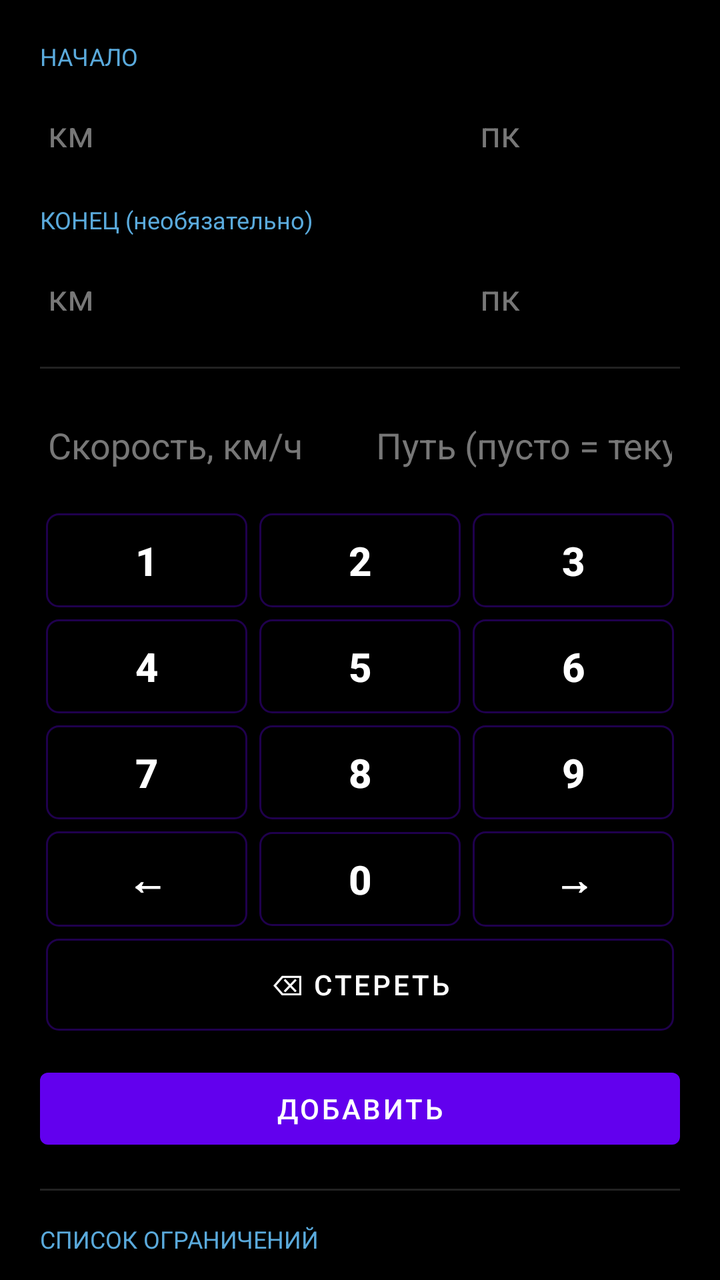
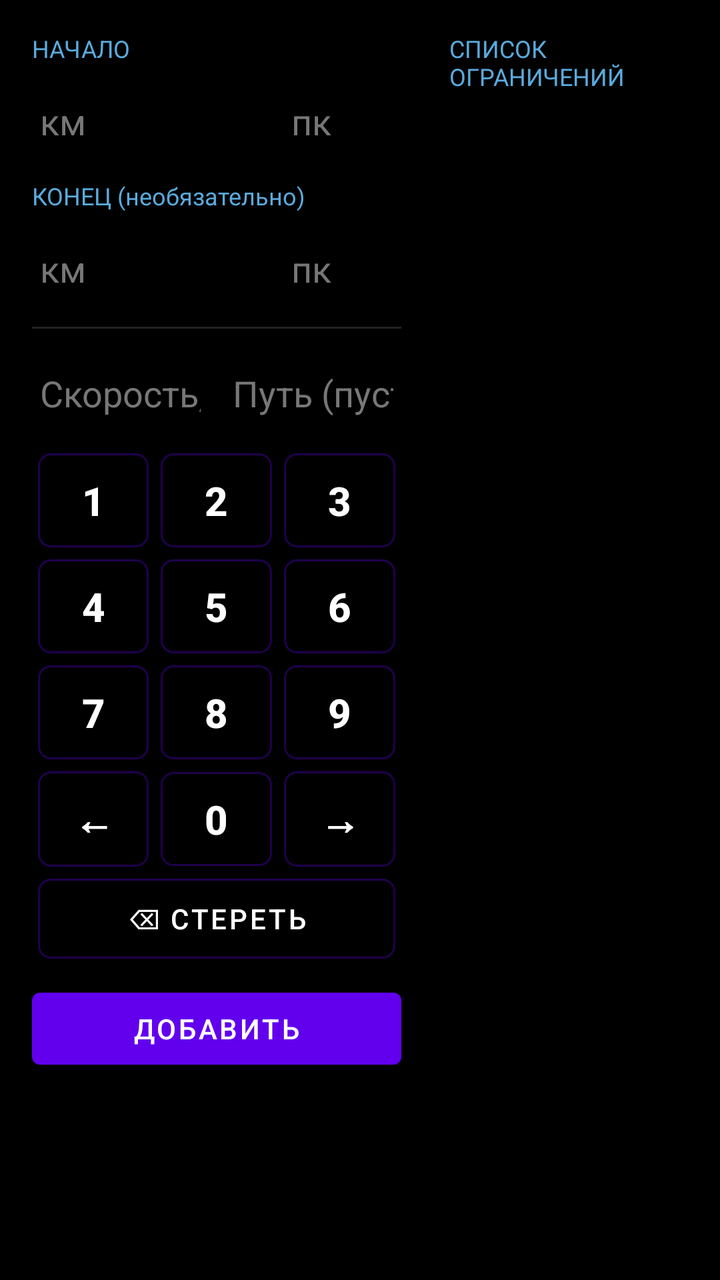

The first picture is an Android layout as it rendered before a commit; the second is the same layout after the commit. The layout source and the unified diff follow.
<!-- AndroidManifest.xml: application theme Theme.TrainDriverApp -->
<!-- res/layout/dialog_restrictions.xml -->
<?xml version="1.0" encoding="utf-8"?>
<ScrollView xmlns:android="http://schemas.android.com/apk/res/android"
    android:layout_width="match_parent"
    android:layout_height="wrap_content"
    android:background="#000000">

    <LinearLayout
        android:layout_width="match_parent"
        android:layout_height="wrap_content"
        android:orientation="vertical"
        android:padding="20dp">

        <TextView
            android:layout_width="wrap_content"
            android:layout_height="wrap_content"
            android:text="НАЧАЛО"
            android:textColor="#5AAADC"
            android:textSize="12sp"
            android:layout_marginBottom="8dp" />

        <LinearLayout
            android:layout_width="match_parent"
            android:layout_height="wrap_content"
            android:orientation="horizontal">

            <EditText
                android:id="@+id/restrictionStartKmInput"
                android:layout_width="0dp"
                android:layout_height="wrap_content"
                android:layout_weight="2"
                android:hint="км"
                android:inputType="number"
                android:maxLength="4"
                android:textColor="#FFFFFF"
                android:textColorHint="#777777" />

            <EditText
                android:id="@+id/restrictionStartPkInput"
                android:layout_width="0dp"
                android:layout_height="wrap_content"
                android:layout_weight="1"
                android:layout_marginStart="8dp"
                android:hint="пк"
                android:inputType="number"
                android:maxLength="2"
                android:textColor="#FFFFFF"
                android:textColorHint="#777777" />

        </LinearLayout>

        <TextView
            android:layout_width="wrap_content"
            android:layout_height="wrap_content"
            android:layout_marginTop="16dp"
            android:text="КОНЕЦ (необязательно)"
            android:textColor="#5AAADC"
            android:textSize="12sp"
            android:layout_marginBottom="8dp" />

        <LinearLayout
            android:layout_width="match_parent"
            android:layout_height="wrap_content"
            android:orientation="horizontal">

            <EditText
                android:id="@+id/restrictionEndKmInput"
                android:layout_width="0dp"
                android:layout_height="wrap_content"
                android:layout_weight="2"
                android:hint="км"
                android:inputType="number"
                android:maxLength="4"
                android:textColor="#FFFFFF"
                android:textColorHint="#777777" />

            <EditText
                android:id="@+id/restrictionEndPkInput"
                android:layout_width="0dp"
                android:layout_height="wrap_content"
                android:layout_weight="1"
                android:layout_marginStart="8dp"
                android:hint="пк"
                android:inputType="number"
                android:maxLength="2"
                android:textColor="#FFFFFF"
                android:textColorHint="#777777" />

        </LinearLayout>

        <View
            android:layout_width="match_parent"
            android:layout_height="1dp"
            android:layout_marginTop="16dp"
            android:layout_marginBottom="16dp"
            android:background="#222222" />

        <LinearLayout
            android:layout_width="match_parent"
            android:layout_height="wrap_content"
            android:orientation="horizontal">

            <EditText
                android:id="@+id/restrictionSpeedInput"
                android:layout_width="0dp"
                android:layout_height="wrap_content"
                android:layout_weight="1"
                android:hint="Скорость, км/ч"
                android:inputType="number"
                android:maxLength="3"
                android:textColor="#FFFFFF"
                android:textColorHint="#777777" />

            <EditText
                android:id="@+id/restrictionPathInput"
                android:layout_width="0dp"
                android:layout_height="wrap_content"
                android:layout_weight="1"
                android:layout_marginStart="8dp"
                android:hint="Путь (пусто = текущий)"
                android:inputType="number"
                android:maxLength="1"
                android:textColor="#FFFFFF"
                android:textColorHint="#777777" />

        </LinearLayout>

        
        <LinearLayout
            android:layout_width="match_parent"
            android:layout_height="wrap_content"
            android:layout_marginTop="12dp"
            android:orientation="vertical">

            <LinearLayout
                android:layout_width="match_parent"
                android:layout_height="wrap_content"
                android:orientation="horizontal">
                <Button android:id="@+id/restrictionKey1" style="@style/RestrictionKeypadButton" android:text="1" />
                <Button android:id="@+id/restrictionKey2" style="@style/RestrictionKeypadButton" android:text="2" />
                <Button android:id="@+id/restrictionKey3" style="@style/RestrictionKeypadButton" android:text="3" />
            </LinearLayout>

            <LinearLayout
                android:layout_width="match_parent"
                android:layout_height="wrap_content"
                android:orientation="horizontal">
                <Button android:id="@+id/restrictionKey4" style="@style/RestrictionKeypadButton" android:text="4" />
                <Button android:id="@+id/restrictionKey5" style="@style/RestrictionKeypadButton" android:text="5" />
                <Button android:id="@+id/restrictionKey6" style="@style/RestrictionKeypadButton" android:text="6" />
            </LinearLayout>

            <LinearLayout
                android:layout_width="match_parent"
                android:layout_height="wrap_content"
                android:orientation="horizontal">
                <Button android:id="@+id/restrictionKey7" style="@style/RestrictionKeypadButton" android:text="7" />
                <Button android:id="@+id/restrictionKey8" style="@style/RestrictionKeypadButton" android:text="8" />
                <Button android:id="@+id/restrictionKey9" style="@style/RestrictionKeypadButton" android:text="9" />
            </LinearLayout>

            <LinearLayout
                android:layout_width="match_parent"
                android:layout_height="wrap_content"
                android:orientation="horizontal">
                <Button android:id="@+id/restrictionKeyPrev" style="@style/RestrictionKeypadButton" android:text="←" />
                <Button android:id="@+id/restrictionKey0" style="@style/RestrictionKeypadButton" android:text="0" />
                <Button android:id="@+id/restrictionKeyNext" style="@style/RestrictionKeypadButton" android:text="→" />
            </LinearLayout>

            <Button
                android:id="@+id/restrictionBackspaceButton"
                android:layout_width="match_parent"
                android:layout_height="wrap_content"
                android:layout_margin="3dp"
                android:minHeight="46dp"
                android:background="@drawable/bg_header_toggle"
                android:textColor="#FFFFFF"
                android:text="⌫ Стереть" />

        </LinearLayout>

        <TextView
            android:id="@+id/restrictionErrorText"
            android:layout_width="match_parent"
            android:layout_height="wrap_content"
            android:layout_marginTop="8dp"
            android:textColor="#E05A5A"
            android:visibility="gone" />

        <Button
            android:id="@+id/restrictionAddButton"
            android:layout_width="match_parent"
            android:layout_height="wrap_content"
            android:layout_marginTop="12dp"
            android:text="Добавить" />

        <View
            android:layout_width="match_parent"
            android:layout_height="1dp"
            android:layout_marginTop="16dp"
            android:layout_marginBottom="16dp"
            android:background="#222222" />

        <TextView
            android:layout_width="wrap_content"
            android:layout_height="wrap_content"
            android:text="СПИСОК ОГРАНИЧЕНИЙ"
            android:textColor="#5AAADC"
            android:textSize="12sp"
            android:layout_marginBottom="8dp" />

        <LinearLayout
            android:id="@+id/restrictionRowsContainer"
            android:layout_width="match_parent"
            android:layout_height="wrap_content"
            android:orientation="vertical" />

    </LinearLayout>
</ScrollView>
<!-- resources referenced by this layout -->
<resources>
  <!-- drawable bg_header_toggle (drawable) -->
  <?xml version="1.0" encoding="utf-8"?>
  <shape xmlns:android="http://schemas.android.com/apk/res/android" android:shape="rectangle">
      <corners android:radius="6dp" />
      <stroke android:width="1dp" android:color="#52FFFFFF" />
      <solid android:color="@android:color/transparent" />
  </shape>
  <style name="RestrictionKeypadButton">
          <item name="android:layout_width">0dp</item>
          <item name="android:layout_height">wrap_content</item>
          <item name="android:layout_weight">1</item>
          <item name="android:layout_margin">3dp</item>
          <item name="android:minHeight">46dp</item>
          <item name="android:background">@drawable/bg_header_toggle</item>
          <item name="android:textColor">#FFFFFF</item>
          <item name="android:textStyle">bold</item>
          <item name="android:textSize">20sp</item>
      </style>
  <style name="Theme.TrainDriverApp" parent="Theme.MaterialComponents.DayNight.NoActionBar" />
</resources>

<!-- the commit's change to res/layout/dialog_restrictions.xml (unified diff, before → after) -->
@@ -1,205 +1,218 @@
 <?xml version="1.0" encoding="utf-8"?>
-<ScrollView xmlns:android="http://schemas.android.com/apk/res/android"
+<LinearLayout xmlns:android="http://schemas.android.com/apk/res/android"
     android:layout_width="match_parent"
     android:layout_height="wrap_content"
-    android:background="#000000">
-
-    <LinearLayout
-        android:layout_width="match_parent"
+    android:orientation="horizontal"
+    android:background="#000000"
+    android:padding="16dp">
+
+    
+    <ScrollView
+        android:layout_width="0dp"
         android:layout_height="wrap_content"
-        android:orientation="vertical"
-        android:padding="20dp">
-
-        <TextView
-            android:layout_width="wrap_content"
-            android:layout_height="wrap_content"
-            android:text="НАЧАЛО"
-            android:textColor="#5AAADC"
-            android:textSize="12sp"
-            android:layout_marginBottom="8dp" />
+        android:layout_weight="3">
 
         <LinearLayout
             android:layout_width="match_parent"
             android:layout_height="wrap_content"
-            android:orientation="horizontal">
-
-            <EditText
-                android:id="@+id/restrictionStartKmInput"
-                android:layout_width="0dp"
-                android:layout_height="wrap_content"
-                android:layout_weight="2"
-                android:hint="км"
-                android:inputType="number"
-                android:maxLength="4"
-                android:textColor="#FFFFFF"
-                android:textColorHint="#777777" />
-
-            <EditText
-                android:id="@+id/restrictionStartPkInput"
-                android:layout_width="0dp"
-                android:layout_height="wrap_content"
-                android:layout_weight="1"
-                android:layout_marginStart="8dp"
-                android:hint="пк"
-                android:inputType="number"
-                android:maxLength="2"
-                android:textColor="#FFFFFF"
-                android:textColorHint="#777777" />
+            android:orientation="vertical"
+            android:paddingEnd="12dp">
+
+            <TextView
+                android:layout_width="wrap_content"
+                android:layout_height="wrap_content"
+                android:text="НАЧАЛО"
+                android:textColor="#5AAADC"
+                android:textSize="12sp"
+                android:layout_marginBottom="6dp" />
+
+            <LinearLayout
+                android:layout_width="match_parent"
+                android:layout_height="wrap_content"
+                android:orientation="horizontal">
+
+                <EditText
+                    android:id="@+id/restrictionStartKmInput"
+                    android:layout_width="0dp"
+                    android:layout_height="wrap_content"
+                    android:layout_weight="2"
+                    android:hint="км"
+                    android:inputType="number"
+                    android:maxLength="4"
+                    android:textColor="#FFFFFF"
+                    android:textColorHint="#777777" />
+
+                <EditText
+                    android:id="@+id/restrictionStartPkInput"
+                    android:layout_width="0dp"
+                    android:layout_height="wrap_content"
+                    android:layout_weight="1"
+                    android:layout_marginStart="8dp"
+                    android:hint="пк"
+                    android:inputType="number"
+                    android:maxLength="2"
+                    android:textColor="#FFFFFF"
+                    android:textColorHint="#777777" />
+
+            </LinearLayout>
+
+            <TextView
+                android:layout_width="wrap_content"
+                android:layout_height="wrap_content"
+                android:layout_marginTop="10dp"
+                android:text="КОНЕЦ (необязательно)"
+                android:textColor="#5AAADC"
+                android:textSize="12sp"
+                android:layout_marginBottom="6dp" />
+
+            <LinearLayout
+                android:layout_width="match_parent"
+                android:layout_height="wrap_content"
+                android:orientation="horizontal">
+
+                <EditText
+                    android:id="@+id/restrictionEndKmInput"
+                    android:layout_width="0dp"
+                    android:layout_height="wrap_content"
+                    android:layout_weight="2"
+                    android:hint="км"
+                    android:inputType="number"
+                    android:maxLength="4"
+                    android:textColor="#FFFFFF"
+                    android:textColorHint="#777777" />
+
+                <EditText
+                    android:id="@+id/restrictionEndPkInput"
+                    android:layout_width="0dp"
+                    android:layout_height="wrap_content"
+                    android:layout_weight="1"
+                    android:layout_marginStart="8dp"
+                    android:hint="пк"
+                    android:inputType="number"
+                    android:maxLength="2"
+                    android:textColor="#FFFFFF"
+                    android:textColorHint="#777777" />
+
+            </LinearLayout>
+
+            <View
+                android:layout_width="match_parent"
+                android:layout_height="1dp"
+                android:layout_marginTop="10dp"
+                android:layout_marginBottom="10dp"
+                android:background="#222222" />
+
+            <LinearLayout
+                android:layout_width="match_parent"
+                android:layout_height="wrap_content"
+                android:orientation="horizontal">
+
+                <EditText
+                    android:id="@+id/restrictionSpeedInput"
+                    android:layout_width="0dp"
+                    android:layout_height="wrap_content"
+                    android:layout_weight="1"
+                    android:hint="Скорость, км/ч"
+                    android:inputType="number"
+                    android:maxLength="3"
+                    android:textColor="#FFFFFF"
+                    android:textColorHint="#777777" />
+
+                <EditText
+                    android:id="@+id/restrictionPathInput"
+                    android:layout_width="0dp"
+                    android:layout_height="wrap_content"
+                    android:layout_weight="1"
+                    android:layout_marginStart="8dp"
+                    android:hint="Путь (пусто = текущий)"
+                    android:inputType="number"
+                    android:maxLength="1"
+                    android:textColor="#FFFFFF"
+                    android:textColorHint="#777777" />
+
+            </LinearLayout>
+
+            
+            <LinearLayout
+                android:layout_width="match_parent"
+                android:layout_height="wrap_content"
+                android:layout_marginTop="8dp"
+                android:orientation="vertical">
+
+                <LinearLayout
+                    android:layout_width="match_parent"
+                    android:layout_height="wrap_content"
+                    android:orientation="horizontal">
+                    <Button android:id="@+id/restrictionKey1" style="@style/RestrictionKeypadButton" android:text="1" />
+                    <Button android:id="@+id/restrictionKey2" style="@style/RestrictionKeypadButton" android:text="2" />
+                    <Button android:id="@+id/restrictionKey3" style="@style/RestrictionKeypadButton" android:text="3" />
+                </LinearLayout>
+
+                <LinearLayout
+                    android:layout_width="match_parent"
+                    android:layout_height="wrap_content"
+                    android:orientation="horizontal">
+                    <Button android:id="@+id/restrictionKey4" style="@style/RestrictionKeypadButton" android:text="4" />
+                    <Button android:id="@+id/restrictionKey5" style="@style/RestrictionKeypadButton" android:text="5" />
+                    <Button android:id="@+id/restrictionKey6" style="@style/RestrictionKeypadButton" android:text="6" />
+                </LinearLayout>
+
+                <LinearLayout
+                    android:layout_width="match_parent"
+                    android:layout_height="wrap_content"
+                    android:orientation="horizontal">
+                    <Button android:id="@+id/restrictionKey7" style="@style/RestrictionKeypadButton" android:text="7" />
+                    <Button android:id="@+id/restrictionKey8" style="@style/RestrictionKeypadButton" android:text="8" />
+                    <Button android:id="@+id/restrictionKey9" style="@style/RestrictionKeypadButton" android:text="9" />
+                </LinearLayout>
+
+                <LinearLayout
+                    android:layout_width="match_parent"
+                    android:layout_height="wrap_content"
+                    android:orientation="horizontal">
+                    <Button android:id="@+id/restrictionKeyPrev" style="@style/RestrictionKeypadButton" android:text="←" />
+                    <Button android:id="@+id/restrictionKey0" style="@style/RestrictionKeypadButton" android:text="0" />
+                    <Button android:id="@+id/restrictionKeyNext" style="@style/RestrictionKeypadButton" android:text="→" />
+                </LinearLayout>
+
+                <Button
+                    android:id="@+id/restrictionBackspaceButton"
+                    android:layout_width="match_parent"
+                    android:layout_height="wrap_content"
+                    android:layout_margin="3dp"
+                    android:minHeight="40dp"
+                    android:background="@drawable/bg_header_toggle"
+                    android:textColor="#FFFFFF"
+                    android:text="⌫ Стереть" />
+
+            </LinearLayout>
+
+            <TextView
+                android:id="@+id/restrictionErrorText"
+                android:layout_width="match_parent"
+                android:layout_height="wrap_content"
+                android:layout_marginTop="6dp"
+                android:textColor="#E05A5A"
+                android:visibility="gone" />
+
+            <Button
+                android:id="@+id/restrictionAddButton"
+                android:layout_width="match_parent"
+                android:layout_height="wrap_content"
+                android:layout_marginTop="8dp"
+                android:text="Добавить" />
 
         </LinearLayout>
 
-        <TextView
-            android:layout_width="wrap_content"
-            android:layout_height="wrap_content"
-            android:layout_marginTop="16dp"
-            android:text="КОНЕЦ (необязательно)"
-            android:textColor="#5AAADC"
-            android:textSize="12sp"
-            android:layout_marginBottom="8dp" />
-
-        <LinearLayout
-            android:layout_width="match_parent"
-            android:layout_height="wrap_content"
-            android:orientation="horizontal">
-
-            <EditText
-                android:id="@+id/restrictionEndKmInput"
-                android:layout_width="0dp"
-                android:layout_height="wrap_content"
-                android:layout_weight="2"
-                android:hint="км"
-                android:inputType="number"
-                android:maxLength="4"
-                android:textColor="#FFFFFF"
-                android:textColorHint="#777777" />
-
-            <EditText
-                android:id="@+id/restrictionEndPkInput"
-                android:layout_width="0dp"
-                android:layout_height="wrap_content"
-                android:layout_weight="1"
-                android:layout_marginStart="8dp"
-                android:hint="пк"
-                android:inputType="number"
-                android:maxLength="2"
-                android:textColor="#FFFFFF"
-                android:textColorHint="#777777" />
-
-        </LinearLayout>
-
-        <View
-            android:layout_width="match_parent"
-            android:layout_height="1dp"
-            android:layout_marginTop="16dp"
-            android:layout_marginBottom="16dp"
-            android:background="#222222" />
-
-        <LinearLayout
-            android:layout_width="match_parent"
-            android:layout_height="wrap_content"
-            android:orientation="horizontal">
-
-            <EditText
-                android:id="@+id/restrictionSpeedInput"
-                android:layout_width="0dp"
-                android:layout_height="wrap_content"
-                android:layout_weight="1"
-                android:hint="Скорость, км/ч"
-                android:inputType="number"
-                android:maxLength="3"
-                android:textColor="#FFFFFF"
-                android:textColorHint="#777777" />
-
-            <EditText
-                android:id="@+id/restrictionPathInput"
-                android:layout_width="0dp"
-                android:layout_height="wrap_content"
-                android:layout_weight="1"
-                android:layout_marginStart="8dp"
-                android:hint="Путь (пусто = текущий)"
-                android:inputType="number"
-                android:maxLength="1"
-                android:textColor="#FFFFFF"
-                android:textColorHint="#777777" />
-
-        </LinearLayout>
-
-        
-        <LinearLayout
-            android:layout_width="match_parent"
-            android:layout_height="wrap_content"
-            android:layout_marginTop="12dp"
-            android:orientation="vertical">
-
-            <LinearLayout
-                android:layout_width="match_parent"
-                android:layout_height="wrap_content"
-                android:orientation="horizontal">
-                <Button android:id="@+id/restrictionKey1" style="@style/RestrictionKeypadButton" android:text="1" />
-                <Button android:id="@+id/restrictionKey2" style="@style/RestrictionKeypadButton" android:text="2" />
-                <Button android:id="@+id/restrictionKey3" style="@style/RestrictionKeypadButton" android:text="3" />
-            </LinearLayout>
-
-            <LinearLayout
-                android:layout_width="match_parent"
-                android:layout_height="wrap_content"
-                android:orientation="horizontal">
-                <Button android:id="@+id/restrictionKey4" style="@style/RestrictionKeypadButton" android:text="4" />
-                <Button android:id="@+id/restrictionKey5" style="@style/RestrictionKeypadButton" android:text="5" />
-                <Button android:id="@+id/restrictionKey6" style="@style/RestrictionKeypadButton" android:text="6" />
-            </LinearLayout>
-
-            <LinearLayout
-                android:layout_width="match_parent"
-                android:layout_height="wrap_content"
-                android:orientation="horizontal">
-                <Button android:id="@+id/restrictionKey7" style="@style/RestrictionKeypadButton" android:text="7" />
-                <Button android:id="@+id/restrictionKey8" style="@style/RestrictionKeypadButton" android:text="8" />
-                <Button android:id="@+id/restrictionKey9" style="@style/RestrictionKeypadButton" android:text="9" />
-            </LinearLayout>
-
-            <LinearLayout
-                android:layout_width="match_parent"
-                android:layout_height="wrap_content"
-                android:orientation="horizontal">
-                <Button android:id="@+id/restrictionKeyPrev" style="@style/RestrictionKeypadButton" android:text="←" />
-                <Button android:id="@+id/restrictionKey0" style="@style/RestrictionKeypadButton" android:text="0" />
-                <Button android:id="@+id/restrictionKeyNext" style="@style/RestrictionKeypadButton" android:text="→" />
-            </LinearLayout>
-
-            <Button
-                android:id="@+id/restrictionBackspaceButton"
-                android:layout_width="match_parent"
-                android:layout_height="wrap_content"
-                android:layout_margin="3dp"
-                android:minHeight="46dp"
-                android:background="@drawable/bg_header_toggle"
-                android:textColor="#FFFFFF"
-                android:text="⌫ Стереть" />
-
-        </LinearLayout>
-
-        <TextView
-            android:id="@+id/restrictionErrorText"
-            android:layout_width="match_parent"
-            android:layout_height="wrap_content"
-            android:layout_marginTop="8dp"
-            android:textColor="#E05A5A"
-            android:visibility="gone" />
-
-        <Button
-            android:id="@+id/restrictionAddButton"
-            android:layout_width="match_parent"
-            android:layout_height="wrap_content"
-            android:layout_marginTop="12dp"
-            android:text="Добавить" />
-
-        <View
-            android:layout_width="match_parent"
-            android:layout_height="1dp"
-            android:layout_marginTop="16dp"
-            android:layout_marginBottom="16dp"
-            android:background="#222222" />
+    </ScrollView>
+
+    
+    <LinearLayout
+        android:layout_width="0dp"
+        android:layout_height="wrap_content"
+        android:layout_weight="2"
+        android:orientation="vertical"
+        android:paddingStart="12dp">
 
         <TextView
             android:layout_width="wrap_content"
@@ -207,13 +220,20 @@
             android:text="СПИСОК ОГРАНИЧЕНИЙ"
             android:textColor="#5AAADC"
             android:textSize="12sp"
-            android:layout_marginBottom="8dp" />
-
-        <LinearLayout
-            android:id="@+id/restrictionRowsContainer"
+            android:layout_marginBottom="6dp" />
+
+        <ScrollView
             android:layout_width="match_parent"
-            android:layout_height="wrap_content"
-            android:orientation="vertical" />
+            android:layout_height="wrap_content">
+
+            <LinearLayout
+                android:id="@+id/restrictionRowsContainer"
+                android:layout_width="match_parent"
+                android:layout_height="wrap_content"
+                android:orientation="vertical" />
+
+        </ScrollView>
 
     </LinearLayout>
-</ScrollView>
+
+</LinearLayout>
